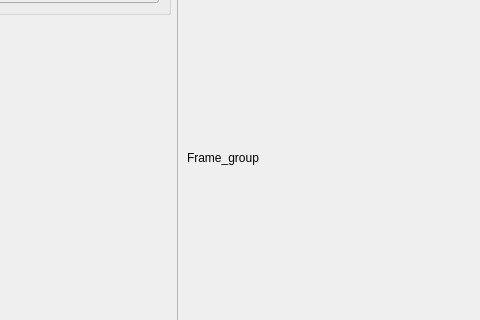
Stribunchick/LegoFinder, file gui/ui_mainwindow.ui: the form before one commit; both pictures show x 125 to 605 and y 222 to 542 of the 1131 by 782 pixel window.
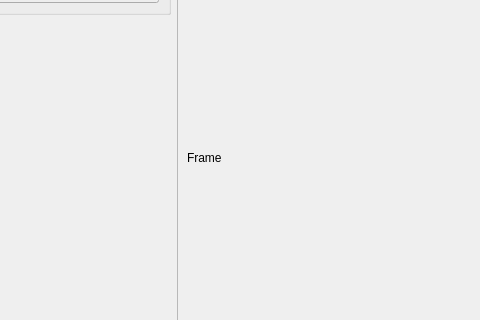
The form after the commit.

```diff
--- a/gui/ui_mainwindow.ui
+++ b/gui/ui_mainwindow.ui
@@ -33,7 +33,7 @@
           </size>
          </property>
          <property name="text">
-          <string>Frame_group</string>
+          <string>Frame</string>
          </property>
         </widget>
        </item>
```
Left out of the diff: 2 changed lines with no effect on the pictures.
